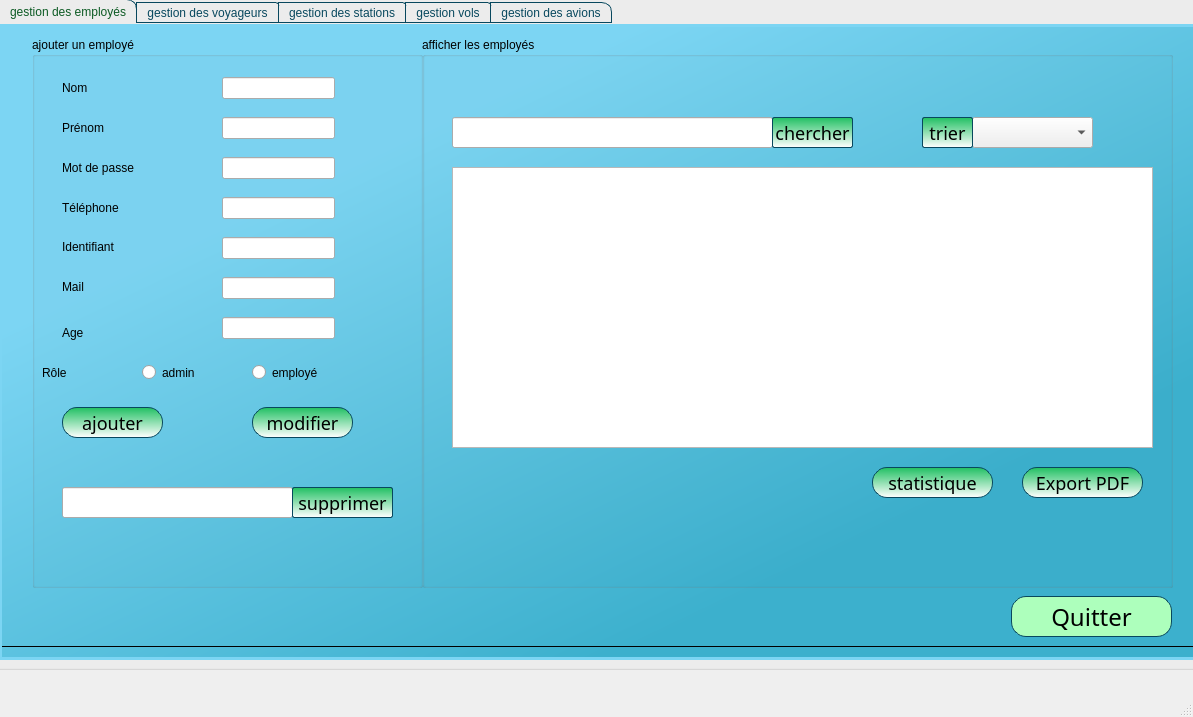
Above: mainwindow.ui from chakirachaabane/Smart_Airport_2A22 before the change. Below: the same form after it.
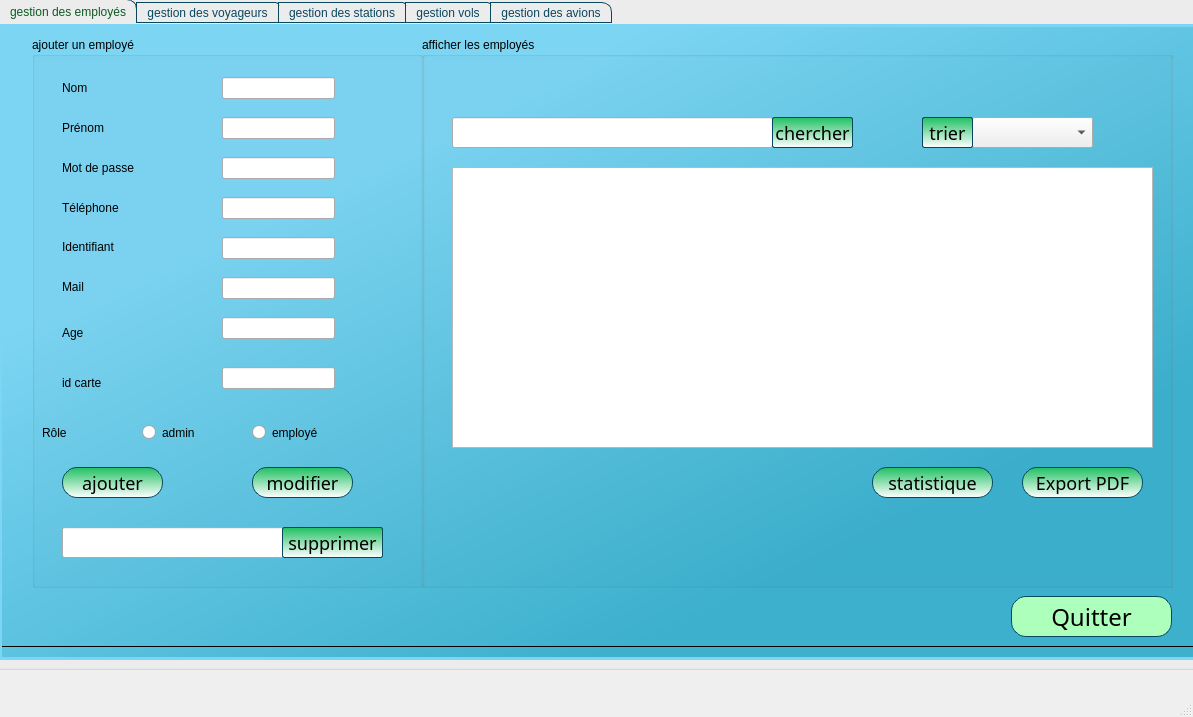
That is the form after the change. The open tabs and pages were chosen to show the change. Icons and pictures are not drawn.

Diff of the .ui file:
```diff
--- a/mainwindow.ui
+++ b/mainwindow.ui
@@ -562,7 +562,7 @@
           <property name="geometry">
            <rect>
             <x>30</x>
-            <y>370</y>
+            <y>430</y>
             <width>101</width>
             <height>31</height>
            </rect>
@@ -578,7 +578,7 @@
           <property name="geometry">
            <rect>
             <x>220</x>
-            <y>370</y>
+            <y>430</y>
             <width>101</width>
             <height>31</height>
            </rect>
@@ -732,7 +732,7 @@
           <property name="geometry">
            <rect>
             <x>10</x>
-            <y>320</y>
+            <y>380</y>
             <width>141</width>
             <height>31</height>
            </rect>
@@ -745,7 +745,7 @@
           <property name="geometry">
            <rect>
             <x>220</x>
-            <y>320</y>
+            <y>380</y>
             <width>121</width>
             <height>31</height>
            </rect>
@@ -758,7 +758,7 @@
           <property name="geometry">
            <rect>
             <x>110</x>
-            <y>320</y>
+            <y>380</y>
             <width>101</width>
             <height>31</height>
            </rect>
@@ -796,8 +796,8 @@
          <widget class="QPushButton" name="supprimer_emp">
           <property name="geometry">
            <rect>
-            <x>260</x>
-            <y>450</y>
+            <x>250</x>
+            <y>490</y>
             <width>101</width>
             <height>31</height>
            </rect>
@@ -813,7 +813,7 @@
           <property name="geometry">
            <rect>
             <x>30</x>
-            <y>450</y>
+            <y>490</y>
             <width>231</width>
             <height>31</height>
            </rect>
@@ -822,6 +822,32 @@
            <string notr="true"/>
           </property>
          </widget>
+         <widget class="QLineEdit" name="lineEdit_carte">
+          <property name="geometry">
+           <rect>
+            <x>190</x>
+            <y>330</y>
+            <width>113</width>
+            <height>22</height>
+           </rect>
+          </property>
+          <property name="text">
+           <string/>
+          </property>
+         </widget>
+         <widget class="QLabel" name="label_age_2">
+          <property name="geometry">
+           <rect>
+            <x>30</x>
+            <y>330</y>
+            <width>141</width>
+            <height>31</height>
+           </rect>
+          </property>
+          <property name="text">
+           <string>id carte</string>
+          </property>
+         </widget>
          <zorder>pushButton_ajouter</zorder>
          <zorder>modifier_e</zorder>
          <zorder>lineEdit_nom</zorder>
```
Left out of the diff: 2 changed lines with no effect on the pictures.
